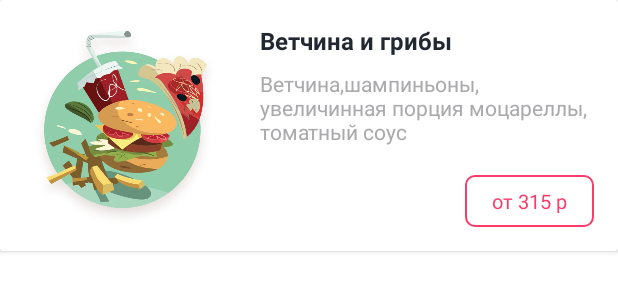
After one commit to Mongke22/FoodApp, an Android app: the layout food_item.xml on its own in the app's theme, with its tools: preview values and no code run, on a phone screen of 412 x 824 dp. The commit adds this screen. Shown: the top 300 px of the screen. Run offline under Robolectric (Android 15) with nearby library versions, the phone set to English and light mode, and no system bars.

Commit message:
Элемент списка еды

```diff
--- /dev/null
+++ b/app/src/main/res/drawable/food_item_borders.xml
@@ -0,0 +1,10 @@
+<?xml version="1.0" encoding="utf-8"?>
+<shape xmlns:android="http://schemas.android.com/apk/res/android"
+    android:shape="rectangle">
+    <solid android:color="@color/white" />
+    <stroke
+        android:width="1dp"
+        android:color="@color/border_line_color"
+        />
+
+</shape>
--- /dev/null
+++ b/app/src/main/res/drawable/price_borders.xml
@@ -0,0 +1,13 @@
+<?xml version="1.0" encoding="utf-8"?>
+<shape xmlns:android="http://schemas.android.com/apk/res/android"
+    android:shape="rectangle"
+    >
+    <solid android:color="@color/white" />
+    <stroke
+        android:width="1dp"
+        android:color="@color/price_color"
+        />
+    <corners
+        android:radius="6dp"
+        />
+</shape>
--- /dev/null
+++ b/app/src/main/res/layout/food_item.xml
@@ -0,0 +1,64 @@
+<?xml version="1.0" encoding="utf-8"?>
+<androidx.cardview.widget.CardView xmlns:android="http://schemas.android.com/apk/res/android"
+    xmlns:app="http://schemas.android.com/apk/res-auto"
+    android:layout_width="match_parent"
+    android:layout_height="@dimen/food_item_height"
+    android:background="@drawable/food_item_borders">
+
+    <androidx.constraintlayout.widget.ConstraintLayout
+        android:layout_width="match_parent"
+        android:layout_height="match_parent"
+        android:padding="@dimen/food_padding">
+
+        <ImageView
+            android:id="@+id/foodImage"
+            android:layout_width="@dimen/image_size"
+            android:layout_height="@dimen/image_size"
+            android:src="@drawable/some_food"
+            app:layout_constraintStart_toStartOf="parent"
+            app:layout_constraintTop_toTopOf="parent" />
+
+        <TextView
+            android:id="@+id/foodName"
+            android:layout_width="wrap_content"
+            android:layout_height="wrap_content"
+            android:layout_marginStart="@dimen/food_name_margin_start"
+            android:text="@string/temp_food_name"
+            android:textSize="@dimen/title_text_size"
+            android:textStyle="bold"
+            android:textColor="@color/title_color"
+            app:layout_constraintStart_toEndOf="@id/foodImage"
+            app:layout_constraintTop_toTopOf="parent" />
+
+        <TextView
+            android:id="@+id/foodDescription"
+            android:layout_width="0dp"
+            android:layout_height="wrap_content"
+            android:layout_marginTop="@dimen/description_margin_top"
+            android:layout_marginStart="@dimen/food_description_margin_start"
+            android:text="@string/temp_food_description"
+            android:textSize="@dimen/description_test_size"
+            android:textColor="@color/description_color"
+            app:layout_constraintStart_toEndOf="@id/foodImage"
+            app:layout_constraintEnd_toEndOf="parent"
+            app:layout_constraintTop_toBottomOf="@id/foodName" />
+
+        <TextView
+            android:id="@+id/foodPrice"
+            android:paddingTop="@dimen/price_vertical_padding"
+            android:paddingBottom="@dimen/price_vertical_padding"
+            android:paddingStart="@dimen/price_horizontal_padding"
+            android:paddingEnd="@dimen/price_horizontal_padding"
+            android:textColor="@color/price_color"
+            android:layout_width="wrap_content"
+            android:layout_height="wrap_content"
+            android:background="@drawable/price_borders"
+            android:textSize="@dimen/price_text_size"
+            app:layout_constraintBottom_toBottomOf="parent"
+            app:layout_constraintEnd_toEndOf="parent"
+            android:text="@string/temp_price"
+            />
+
+    </androidx.constraintlayout.widget.ConstraintLayout>
+
+</androidx.cardview.widget.CardView>
--- a/app/src/main/res/values/colors.xml
+++ b/app/src/main/res/values/colors.xml
@@ -17,4 +17,8 @@
     <color name="selected_item_background_color">#34FD3A69</color>
     <color name="selected_item_text_color">#FD3A69</color>
     <color name="unselected_item_text_color">#C3C4C9</color>
+    <color name="border_line_color">#F3F5F9</color>
+    <color name="title_color">#222831</color>
+    <color name="description_color">#AAAAAD</color>
+    <color name="price_color">#FD3A69</color>
 </resources>
--- a/app/src/main/res/values/dimens.xml
+++ b/app/src/main/res/values/dimens.xml
@@ -2,4 +2,15 @@
     <dimen name="app_bar_height">180dp</dimen>
     <dimen name="fab_margin">16dp</dimen>
     <dimen name="text_margin">16dp</dimen>
+    <dimen name="image_size">135dp</dimen>
+    <dimen name="food_padding">16dp</dimen>
+    <dimen name="food_item_height">167dp</dimen>
+    <dimen name="food_name_margin_start">22dp</dimen>
+    <dimen name="title_text_size">16sp</dimen>
+    <dimen name="description_margin_top">8dp</dimen>
+    <dimen name="food_description_margin_start">22dp</dimen>
+    <dimen name="description_test_size">14sp</dimen>
+    <dimen name="price_vertical_padding">8dp</dimen>
+    <dimen name="price_horizontal_padding">18dp</dimen>
+    <dimen name="price_text_size">13sp</dimen>
 </resources>
--- a/app/src/main/res/values/strings.xml
+++ b/app/src/main/res/values/strings.xml
@@ -90,4 +90,7 @@
         "when a user tries to pick up one of cards.\n\n"
     </string>
     <string name="action_settings">Settings</string>
+    <string name="temp_food_name">Ветчина и грибы</string>
+    <string name="temp_food_description">Ветчина,шампиньоны, увеличинная порция моцареллы, томатный соус</string>
+    <string name="temp_price">от 315 р</string>
 </resources>
```
Also changed, not shown: app/src/main/res/drawable-v24/some_food.png (added).
